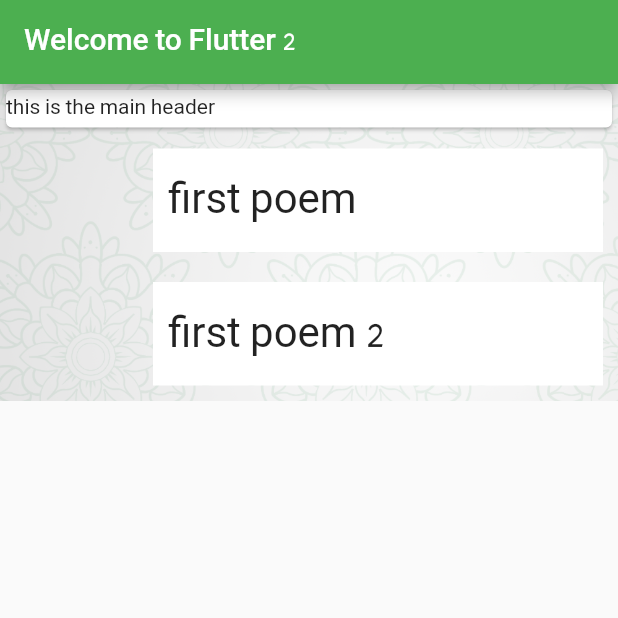
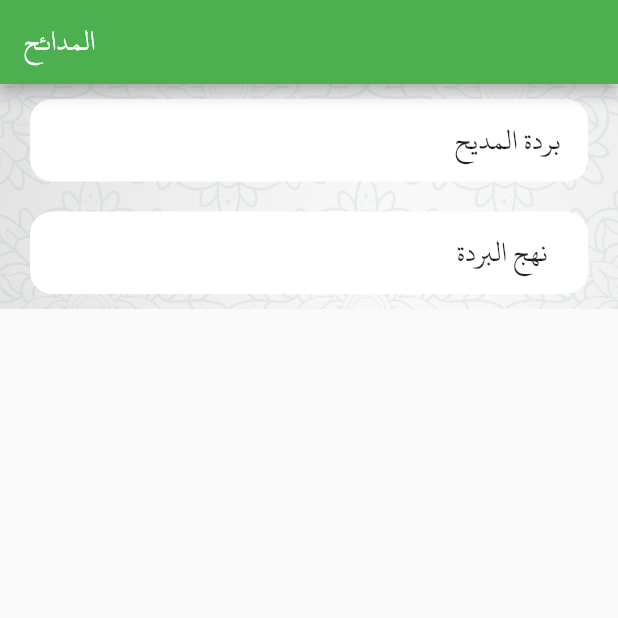
Before and after one commit to abo-elleef/elborda-flutter, a Flutter app: the screen it shows after launch, on a phone screen of 412 x 824 dp, the top half of it. Run offline on Flutter 3.47's test engine with Material 2 defaults, Android fonts, the phone set to English and light mode, and no system bars; network calls fail.

Commit message:
add rounded border for containers

```diff
--- a/lib/main.dart
+++ b/lib/main.dart
@@ -13,7 +13,7 @@ void main() {
   runApp(
     MaterialApp(
       title: 'Elborda Test Title',
-      theme: ThemeData(primaryColor: Colors.green, fontFamily: "uthmanic"),
+      theme: ThemeData(primaryColor: Color(0xff4caf50), fontFamily: "uthmanic"),
       home: MyApp(),
     ),
   );
@@ -35,8 +35,8 @@ class MyAppState extends State<MyApp> {
   }
 
   List<dynamic> poems = [
-    Poem(id: 52, name: 'first poem', desc: 'Ahmed'),
-    Poem(id: 24, name: 'first poem 2 ', desc: 'Ahmed 2')
+    Poem(id: 52, name: 'بردة المديح', desc: 'Ahmed'),
+    Poem(id: 24, name: 'نهج البردة  ', desc: 'Ahmed 2')
   ];
 
   Future<void> getPoems() async {
@@ -70,10 +70,10 @@ class MyAppState extends State<MyApp> {
   Widget build(BuildContext context) {
     return MaterialApp(
       title: 'Welcome to Flutter',
-      theme: ThemeData(primaryColor: Colors.green, fontFamily: "uthmanic"),
+      theme: ThemeData(primaryColor: Color(0xff4caf50), fontFamily: "uthmanic"),
       home: Scaffold(
           appBar: AppBar(
-            title: Text('Welcome to Flutter 2'),
+            title: Text('المدائح '),
           ),
           body: DecoratedBox(
             position: DecorationPosition.background,
@@ -87,11 +87,11 @@ class MyAppState extends State<MyApp> {
                 mainAxisAlignment: MainAxisAlignment.spaceAround,
                 crossAxisAlignment: CrossAxisAlignment.stretch,
                 children: <Widget>[
-                  Container(
-                      width: double.infinity,
-                      child: Card(
-                        child: Text('this is the main header'),
-                      )),
+                  // Container(
+                  //     width: double.infinity,
+                  //     child: Card(
+                  //       child: Text('this is the main header'),
+                  //     )),
                   Column(
                     children: poems.map((poem) {
                       return Row(
@@ -103,14 +103,24 @@ class MyAppState extends State<MyApp> {
                                 openDetailsPage(context, poem.id.toString());
                               },
                               child: Container(
-                                  width: 300,
-                                  color: Color.fromRGBO(255, 255, 255, 1),
+                                  alignment: Alignment.topRight,
+                                  width: MediaQuery.of(context).size.width - 40,
+                                  decoration: BoxDecoration(
+                                      color: Color.fromRGBO(255, 255, 255, 1),
+                                      border: Border.all(
+                                        color: Color.fromRGBO(255, 255, 255, 1),
+                                        width: 2,
+                                      ),
+                                      borderRadius: BorderRadius.all(
+                                          Radius.circular(15))),
                                   padding: EdgeInsets.symmetric(
-                                      vertical: 10, horizontal: 10),
+                                      vertical: 8, horizontal: 16),
                                   margin: EdgeInsets.symmetric(
-                                      vertical: 10, horizontal: 10),
+                                      vertical: 10, horizontal: 20),
                                   child: Text(poem.name,
-                                      style: TextStyle(fontSize: 28)))),
+                                      style: TextStyle(
+                                        fontSize: 20,
+                                      )))),
                         ],
                       );
                     }).toList(),
```
Also changed, not shown: lib/details_screen.dart (+18 -6 lines).
